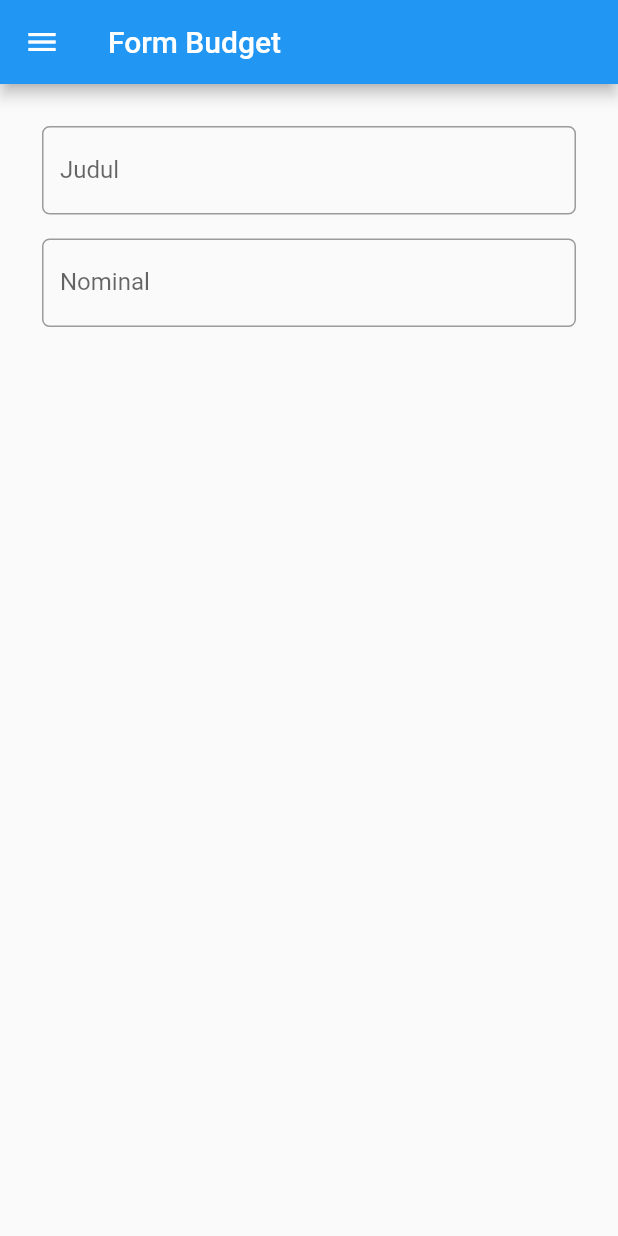
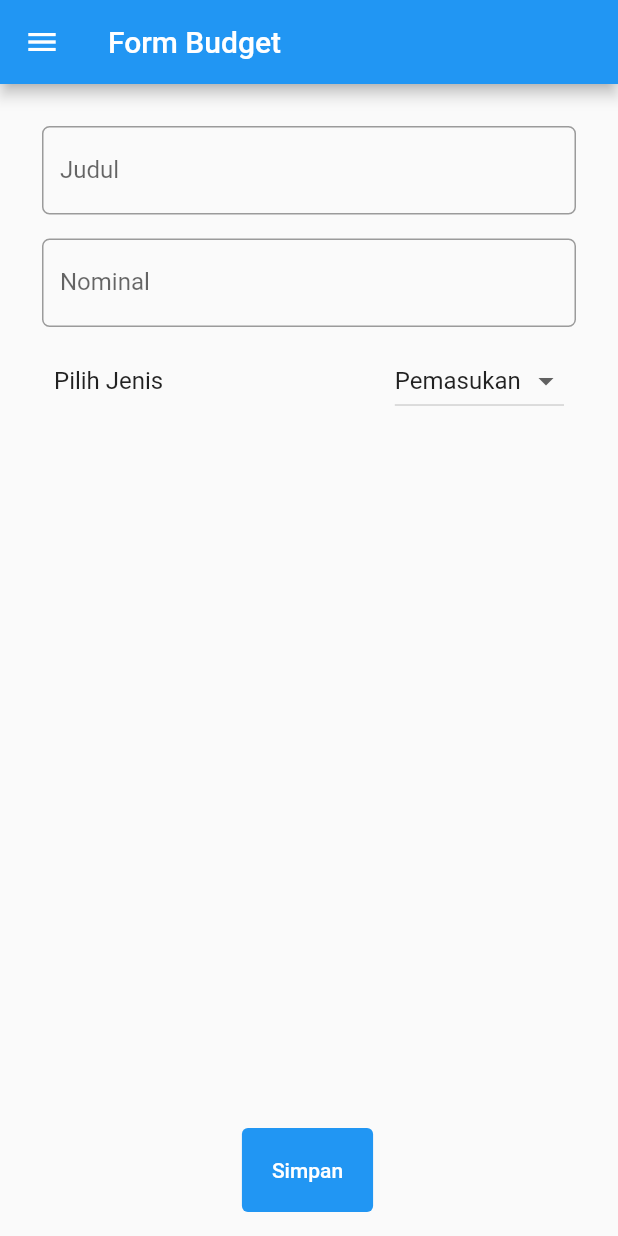
Before and after one commit to iqbalpa/pbp-flutter-lab, a Flutter app: the screen it shows after launch, in the side drawer, after a tap on "Tambah Budget", on a phone screen of 412 x 824 dp. Run offline on Flutter 3.47's test engine with Material 2 defaults, Android fonts, the phone set to English and light mode, and no system bars.

Commit message:
Tugas 8: implement UI for Form Budget

```diff
--- a/lib/formBudget.dart
+++ b/lib/formBudget.dart
@@ -13,6 +13,8 @@ class _FormBudgetState extends State<FormBudget> {
   final _formKey = GlobalKey<FormState>();
   String _judul = "";
   String _nominal = "";
+  String jenis = "Pemasukan";
+  List<String> listJenis = ["Pemasukan", "Pengeluaran"];
 
   @override
   Widget build(BuildContext context) {
@@ -103,11 +105,46 @@ class _FormBudgetState extends State<FormBudget> {
                       },
                     ),
                   ),
+                  ListTile(
+                    title: const Text("Pilih Jenis"),
+                    trailing: DropdownButton(
+                      value: jenis,
+                      items: listJenis.map((String iniJenis) {
+                        return DropdownMenuItem(
+                          value: iniJenis,
+                          child: Text(iniJenis),
+                        );
+                      }).toList(),
+                      onChanged: (String? newJenis) {
+                        setState(() {
+                          jenis = newJenis!;
+                        });
+                      },
+                    ),
+                  ),
                 ],
               ),
             ),
           ),
         ),
-    );
+        floatingActionButton: Container(
+          alignment: Alignment.bottomCenter,
+          margin: const EdgeInsets.only(left: 30.0),
+          child: TextButton(
+            style: ButtonStyle(
+              backgroundColor: MaterialStateProperty.all(Colors.blue),
+              padding: MaterialStateProperty.all(
+                const EdgeInsets.all(20.0),
+              ),
+            ),
+            onPressed: () {
+              if (_formKey.currentState!.validate()) {}
+            },
+            child: const Text(
+              "Simpan",
+              style: TextStyle(color: Colors.white),
+            ),
+          ),
+        ));
   }
 }
```
Lines whose indentation alone changed are shown as unchanged.
